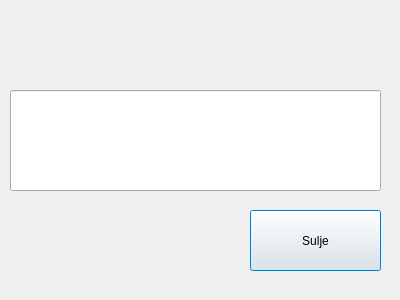
Above: bankautomat/consolesaldo.ui from tvt21kmo-bank-project/group_5 before the change. Below: the same form after it.
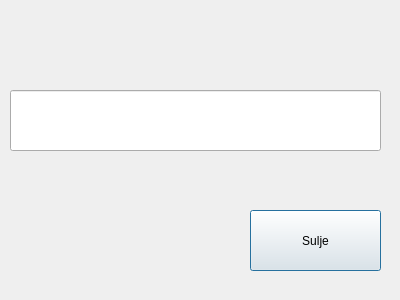
That is the form after the change.

```diff
--- a/bankautomat/consolesaldo.ui
+++ b/bankautomat/consolesaldo.ui
@@ -32,9 +32,14 @@
      <x>10</x>
      <y>90</y>
      <width>371</width>
-     <height>101</height>
+     <height>61</height>
     </rect>
    </property>
+   <property name="font">
+    <font>
+     <pointsize>12</pointsize>
+    </font>
+   </property>
    <property name="text">
     <string/>
    </property>
```
